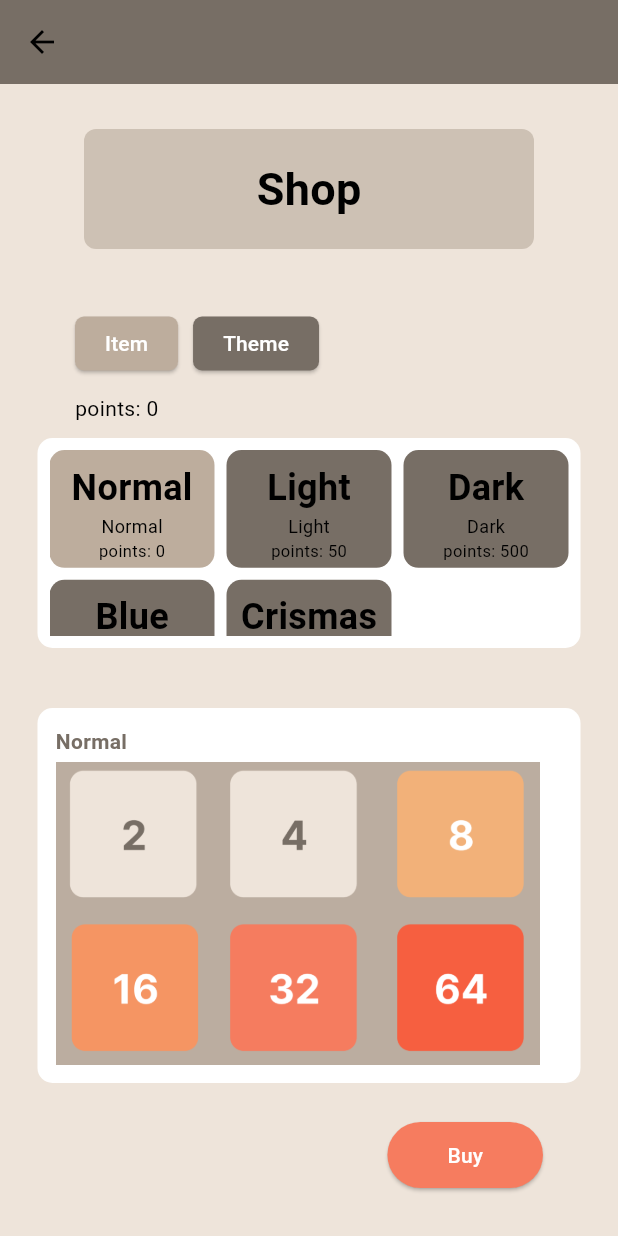
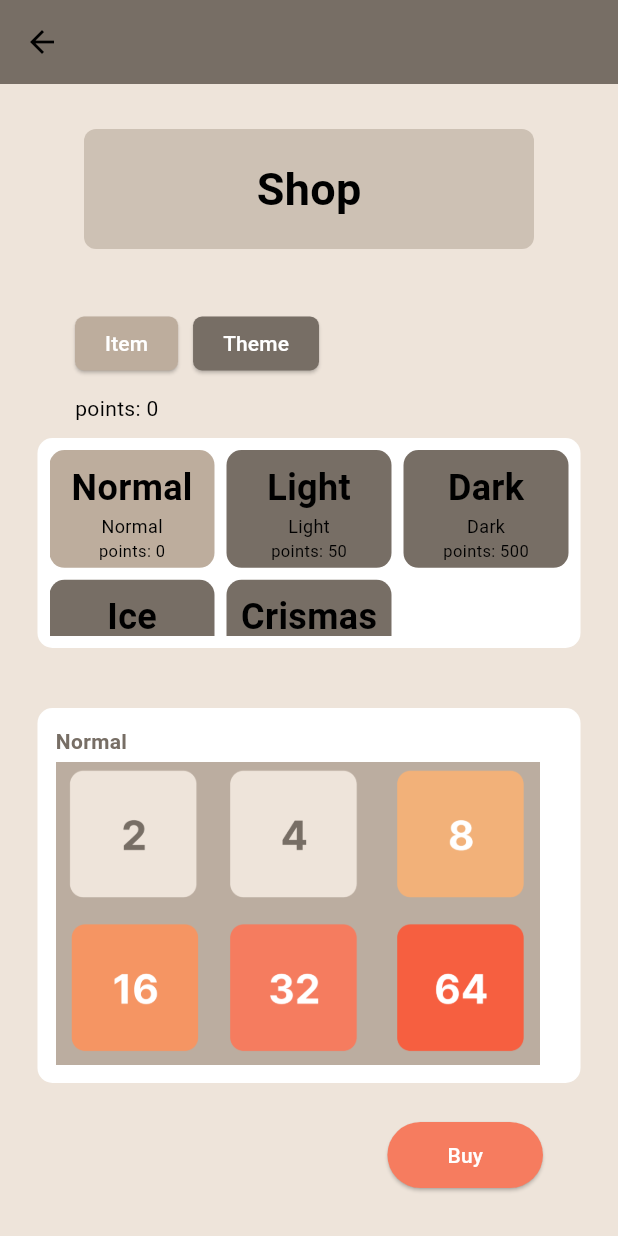
Before and after one commit to plzxz/flutter_game_2048, a Flutter app: the ShopPageContent screen opened directly, after a tap on "Theme", on a phone screen of 412 x 824 dp. Run offline on Flutter 3.47's test engine with Material 3 defaults, Android fonts, the light colour scheme and no system bars; our stand-ins replace shared_preferences; missing offline and left inert: snow_fall_animation; accounts and stored records are empty.

Commit message:
minor change.

```diff
--- /dev/null
+++ b/devtools_options.yaml
@@ -0,0 +1,5 @@
+description: This file stores settings for Dart & Flutter DevTools.
+documentation: https://docs.flutter.dev/tools/devtools/extensions#configure-extension-enablement-states
+extensions:
+  - provider: true
+  - shared_preferences: true
--- a/lib/components/shop_components/shop_controller.dart
+++ b/lib/components/shop_components/shop_controller.dart
@@ -58,7 +58,7 @@ class ShopController extends ChangeNotifier {
       points: 500,
     ),
     ShopThemeModel(
-      name: "Blue",
+      name: "Ice",
       smallImage: Colors.blue,
       image: 'assets/images/blue.png',
       id: 3,
--- a/lib/main.dart
+++ b/lib/main.dart
@@ -1,6 +1,6 @@
 import 'package:flutter/material.dart';
 import 'package:flutter_game_2048/pages/credit.dart';
-import 'package:flutter_game_2048/pages/game_page.dart';
+import 'package:flutter_game_2048/pages/game_page_proto.dart';
 import 'package:flutter_game_2048/pages/leaderBoard_page.dart';
 import 'package:flutter_game_2048/pages/shop_page.dart';
 import 'package:flutter_game_2048/pages/splash_page.dart';
--- a/lib/pages/game_page.dart
+++ b/lib/pages/game_page_proto.dart
@@ -343,6 +343,7 @@ class GamePageState extends State<GamePage>
     prefs.setInt('score', score);
   }
 
+  //use item
   void onTileTap(Tile tile) {
     if (tile.value == 0) return;
 
@@ -394,6 +395,7 @@ class GamePageState extends State<GamePage>
     }
   }
 
+
   void undoMove() {
     GameState previousState = gameStates.removeLast();
     bool Function() mergeFn;
@@ -442,6 +444,7 @@ class GamePageState extends State<GamePage>
         break;
     }
 
+    //check merge
     bool _canMerge(List<List<Tile>> testGrid) {
       for (var row in testGrid) {
         for (int i = 0; i < row.length - 1; i++) {
@@ -453,6 +456,7 @@ class GamePageState extends State<GamePage>
       return false;
     }
 
+    //check swap
     bool canSwipe() {
       return _canMerge(grid) ||
           _canMerge(grid.map((e) => e.reversed.toList()).toList()) ||
@@ -530,6 +534,7 @@ class GamePageState extends State<GamePage>
     return didChange;
   }
 
+  //add tile
   void addNewTiles(List<int> values) {
     List<Tile> empty = gridTiles.where((t) => t.value == 0).toList();
     empty.shuffle();
@@ -538,6 +543,7 @@ class GamePageState extends State<GamePage>
     }
   }
 
+  //restart
   void setupNewGame() {
     setState(() {
       int gainedPoints = score ~/ 10;
```
Also changed, not shown: lib/components/tile.dart (+4 -4 lines).
